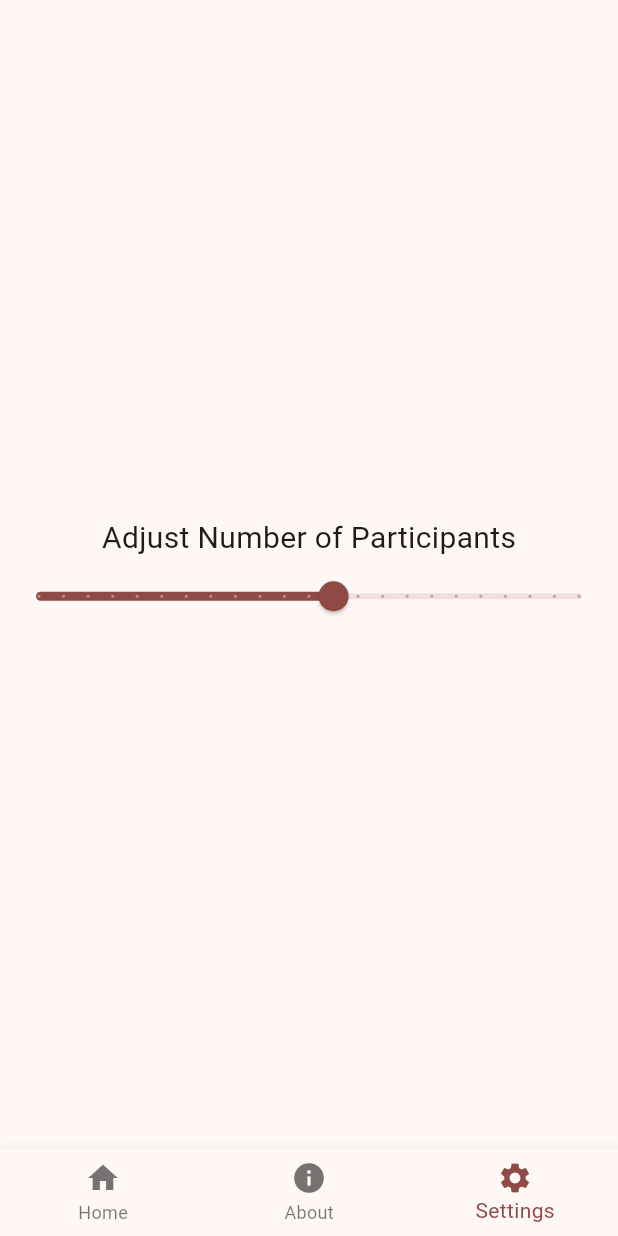
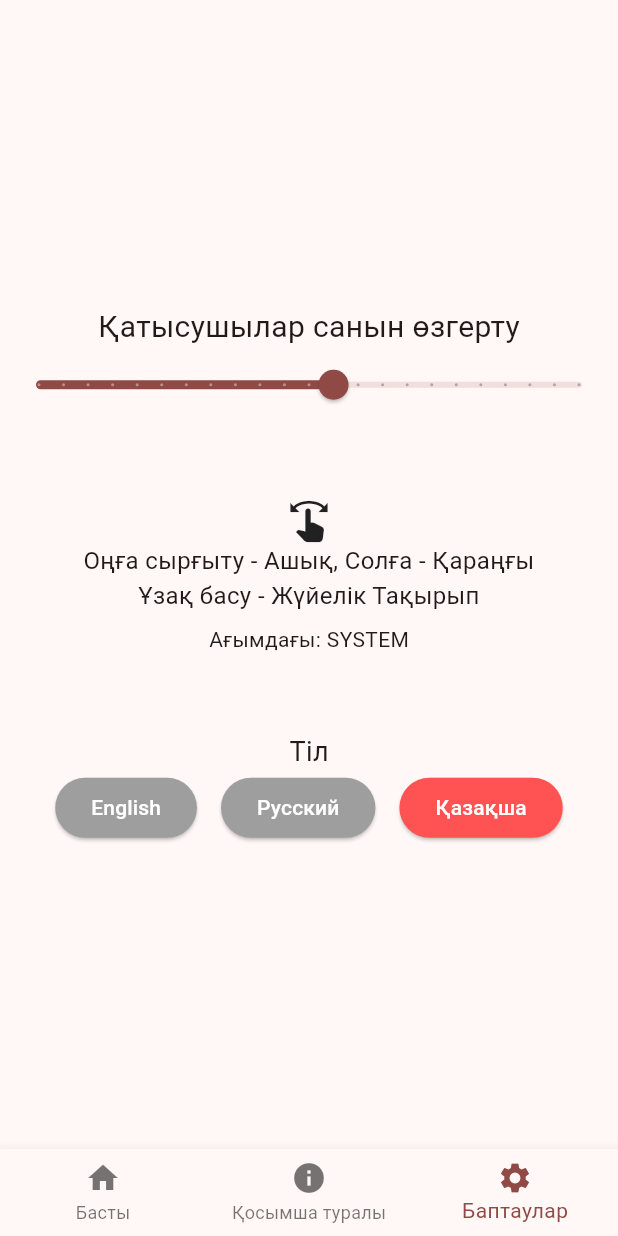
Before and after one commit to mara-werils/hidden-santa-flutter, a Flutter app: the screen it shows after launch, item 3 of the bottom bar chosen, on a phone screen of 412 x 824 dp. Run offline on Flutter 3.47's test engine with Material 3 defaults, Android fonts, the phone set to English and light mode, and no system bars; generated files the repository leaves out were written again.

Commit message:
Assignment 4: Locale, themechange, small fixes

```diff
--- /dev/null
+++ b/lib/l10n/app_kk.arb
@@ -0,0 +1,25 @@
+{
+  "@@locale": "kk",
+  "appTitle": "Жасырын Санта",
+  "participants": "Қатысушылар",
+  "generatePairs": "Жұптарды құру",
+  "reset": "Жою",
+  "secretSantaPairs": "Жасырын Санта жұптары:",
+  "editName": "Атын өзгерту",
+  "enterName": "Атын енгізіңіз",
+  "done": "Дайын",
+  "adjustParticipants": "Қатысушылар санын өзгерту",
+  "swipeHint": "Оңға сырғыту - Ашық, Солға - Қараңғы\nҰзақ басу - Жүйелік Тақырып",
+  "currentTheme": "Ағымдағы",
+  "home": "Басты",
+  "about": "Қосымша туралы",
+  "settings": "Баптаулар",
+  "aboutTitle": "🎅 Жасырын Санта",
+  "aboutDescription": "Жасырын Санта — бұл топ ішінде құпия түрде сыйлық берушілерді кездейсоқ тағайындауға арналған қарапайым әрі көңілді мобильді қосымша. Қатысушылар тізімі енгізіледі, ал қосымша автоматты түрде жұптарды құпия түрде жасайды. Бұл мерекелік кештерге, топтық іс-шараларға немесе отбасы жиындарына өте ыңғайлы.",
+  "credits": "Авторлар:",
+  "developerCredits": "Мәрлен, Диас, Азамат тарапынан “Кроссплатформалық Дамыту” пәні аясында AITU-да әзірленді.\nМентор (Оқытушы): Абзал Қызырқанов",
+  "language": "Тіл",
+  "english": "Ағылшын",
+  "russian": "Орысша",
+  "kazakh": "Қазақша"
+}
--- a/lib/main.dart
+++ b/lib/main.dart
@@ -1,28 +1,99 @@
 import 'package:flutter/material.dart';
+import 'package:flutter_gen/gen_l10n/app_localizations.dart';
+import 'package:flutter_localizations/flutter_localizations.dart';
 
 void main() {
   runApp(const HiddenSantaApp());
 }
 
-class HiddenSantaApp extends StatelessWidget {
+class HiddenSantaApp extends StatefulWidget {
   const HiddenSantaApp({super.key});
+
+  @override
+  State<HiddenSantaApp> createState() => _HiddenSantaAppState();
+}
+
+class _HiddenSantaAppState extends State<HiddenSantaApp> {
+  ThemeMode _themeMode = ThemeMode.system;
+  Locale _locale = const Locale('kk');
+
+  void _toggleTheme(ThemeMode mode) {
+    setState(() {
+      _themeMode = mode;
+    });
+  }
+
+  void _changeLocale(Locale locale) {
+    setState(() {
+      _locale = locale;
+    });
+  }
 
   @override
   Widget build(BuildContext context) {
     return MaterialApp(
       title: 'Hidden Santa',
       debugShowCheckedModeBanner: false,
+      themeMode: _themeMode,
       theme: ThemeData(
-        colorScheme: ColorScheme.fromSeed(seedColor: Colors.redAccent),
+        brightness: Brightness.light,
+        colorScheme: ColorScheme.fromSeed(
+          seedColor: Colors.redAccent,
+          brightness: Brightness.light,
+        ),
         useMaterial3: true,
       ),
-      home: const MainScreen(),
+      darkTheme: ThemeData(
+        brightness: Brightness.dark,
+        colorScheme: ColorScheme.fromSeed(
+          seedColor: Colors.red,
+          brightness: Brightness.dark,
+        ),
+        useMaterial3: true,
+      ),
+      locale: _locale,
+      supportedLocales: const [
+        Locale('en'),
+        Locale('ru'),
+        Locale('kk'),
+      ],
+      localizationsDelegates: const [
+        AppLocalizations.delegate,
+        GlobalMaterialLocalizations.delegate,
+        GlobalWidgetsLocalizations.delegate,
+        GlobalCupertinoLocalizations.delegate,
+      ],
+      localeResolutionCallback: (locale, supportedLocales) {
+        for (var supportedLocale in supportedLocales) {
+          if (supportedLocale.languageCode == locale?.languageCode) {
+            return supportedLocale;
+          }
+        }
+        return const Locale('en');
+      },
+      home: MainScreen(
+        currentThemeMode: _themeMode,
+        onThemeChanged: _toggleTheme,
+        onLocaleChanged: _changeLocale,
+        currentLocale: _locale,
+      ),
     );
   }
 }
 
 class MainScreen extends StatefulWidget {
-  const MainScreen({super.key});
+  final void Function(ThemeMode) onThemeChanged;
+  final ThemeMode currentThemeMode;
+  final void Function(Locale) onLocaleChanged;
+  final Locale currentLocale;
+
+  const MainScreen({
+    required this.onThemeChanged,
+    required this.currentThemeMode,
+    required this.onLocaleChanged,
+    required this.currentLocale,
+    super.key,
+  });
 
   @override
   _MainScreenState createState() => _MainScreenState();
@@ -71,12 +142,12 @@ class _MainScreenState extends State<MainScreen> {
   }
 
   void _editParticipantName(int index) async {
-    String newName = await showDialog(
+    String? newName = await showDialog(
       context: context,
       builder: (context) => NameTypingDialog(initialName: participants[index]),
     );
 
-    if (newName.isNotEmpty) {
+    if (newName != null && newName.isNotEmpty) {
       setState(() {
         participants[index] = newName;
         shuffledPairs.clear();
@@ -86,8 +157,9 @@ class _MainScreenState extends State<MainScreen> {
 
   @override
   Widget build(BuildContext context) {
+    final t = AppLocalizations.of(context)!;
     return Scaffold(
-           body: IndexedStack(
+      body: IndexedStack(
         index: _selectedIndex,
         children: [
           HomeScreen(
@@ -98,16 +170,23 @@ class _MainScreenState extends State<MainScreen> {
             shuffledPairs: shuffledPairs,
           ),
           const AboutScreen(),
-          SettingsScreen(onUpdateParticipants: _updateParticipants, numParticipants: _numParticipants),
+          SettingsScreen(
+            onUpdateParticipants: _updateParticipants,
+            numParticipants: _numParticipants,
+            onThemeChanged: widget.onThemeChanged,
+            currentThemeMode: widget.currentThemeMode,
+            onLocaleChanged: widget.onLocaleChanged,
+            currentLocale: widget.currentLocale,
+          ),
         ],
       ),
       bottomNavigationBar: BottomNavigationBar(
         currentIndex: _selectedIndex,
         onTap: (index) => setState(() => _selectedIndex = index),
-        items: const [
-          BottomNavigationBarItem(icon: Icon(Icons.home), label: 'Home'),
-          BottomNavigationBarItem(icon: Icon(Icons.info), label: 'About'),
-          BottomNavigationBarItem(icon: Icon(Icons.settings), label: 'Settings'),
+        items: [
+          BottomNavigationBarItem(icon: const Icon(Icons.home), label: t.home),
+          BottomNavigationBarItem(icon: const Icon(Icons.info), label: t.about),
+          BottomNavigationBarItem(icon: const Icon(Icons.settings), label: t.settings),
         ],
       ),
     );
@@ -134,15 +213,15 @@ class HomeScreen extends StatelessWidget {
   Widget build(BuildContext context) {
     final isLandscape = MediaQuery.of(context).orientation == Orientation.landscape;
     final crossAxisCount = isLandscape ? 4 : 2;
+    final t = AppLocalizations.of(context)!;
 
     return Padding(
       padding: const EdgeInsets.all(16),
       child: Column(
         crossAxisAlignment: CrossAxisAlignment.start,
         children: [
-          const Text('Participants', style: TextStyle(fontSize: 24, fontWeight: FontWeight.bold)),
+          Text(t.participants, style: const TextStyle(fontSize: 24, fontWeight: FontWeight.bold)),
           const SizedBox(height: 16),
-          // Scrollable participants section
           SingleChildScrollView(
             scrollDirection: Axis.horizontal,
             child: Row(
@@ -157,7 +236,15 @@ class HomeScreen extends StatelessWidget {
                     ),
                     child: Padding(
                       padding: const EdgeInsets.symmetric(horizontal: 10, vertical: 8),
-                      child: Text(participants[index], style: const TextStyle(fontSize: 16)),
+                      child: Text(
+                        participants[index],
+                        style: TextStyle(
+                          fontSize: 16,
+                          color: Theme.of(context).brightness == Brightness.dark
+                              ? Colors.black
+                              : null,
+                        ),
+                      ),
                     ),
                   ),
                 );
@@ -173,7 +260,7 @@ class HomeScreen extends StatelessWidget {
               ElevatedButton.icon(
                 onPressed: onShuffle,
                 icon: const Icon(Icons.shuffle),
-                label: const Text('Generate Pairs'),
+                label: Text(t.generatePairs),
                 style: ElevatedButton.styleFrom(
                   backgroundColor: Colors.redAccent,
                   foregroundColor: Colors.white,
@@ -183,7 +270,7 @@ class HomeScreen extends StatelessWidget {
               ElevatedButton.icon(
                 onPressed: onReset,
                 icon: const Icon(Icons.restart_alt),
-                label: const Text('Reset'),
+                label: Text(t.reset),
                 style: ElevatedButton.styleFrom(
                   backgroundColor: Colors.grey,
                   foregroundColor: Colors.white,
@@ -193,11 +280,9 @@ class HomeScreen extends StatelessWidget {
             ],
           ),
           const SizedBox(height: 20),
-          // Scrollable content section (Generated Pairs)
           if (shuffledPairs.isNotEmpty) ...[
-            const Text('Secret Santa Pairs:', style: TextStyle(fontSize: 20, fontWeight: FontWeight.bold)),
+            Text(t.secretSantaPairs, style: const TextStyle(fontSize: 20, fontWeight: FontWeight.bold)),
             const SizedBox(height: 5),
-            // Scrollable generated pairs section
             Expanded(
               child: SizedBox(
                 width: double.infinity,
@@ -208,7 +293,15 @@ class HomeScreen extends StatelessWidget {
                       margin: const EdgeInsets.symmetric(vertical: 5),
                       color: Colors.red.shade50,
                       child: ListTile(
-                        title: Text(shuffledPairs[index], textAlign: TextAlign.center),
+                        title: Text(
+                          shuffledPairs[index],
+                          textAlign: TextAlign.center,
+                          style: TextStyle(
+                            color: Theme.of(context).brightness == Brightness.dark
+                                ? Colors.black
+                                : null,
+                          ),
+                        ),
                       ),
                     );
                   },
@@ -231,27 +324,28 @@ class NameTypingDialog extends StatefulWidget {
 }
 
 class _NameTypingDialogState extends State<NameTypingDialog> {
-  TextEditingController _controller = TextEditingController();
+  final TextEditingController _controller = TextEditingController();
 
   @override
   void initState() {
     super.initState();
-    _controller.text = widget.initialName; // Initialize with the existing name
+    _controller.text = widget.initialName;
   }
 
   @override
   Widget build(BuildContext context) {
+    final t = AppLocalizations.of(context)!;
     return AlertDialog(
-      title: const Text('Edit Name'),
+      title: Text(t.editName),
       content: Column(
         mainAxisSize: MainAxisSize.min,
         children: [
           TextField(
             controller: _controller,
             autofocus: true,
-            decoration: const InputDecoration(
-              labelText: 'Enter name',
-              border: OutlineInputBorder(),
+            decoration: InputDecoration(
+              labelText: t.enterName,
+              border: const OutlineInputBorder(),
             ),
             style: const TextStyle(fontSize: 20),
           ),
@@ -261,9 +355,9 @@ class _NameTypingDialogState extends State<NameTypingDialog> {
             children: [
               ElevatedButton(
                 onPressed: () {
-                  Navigator.pop(context, _controller.text); // Return the edited name
+                  Navigator.pop(context, _controller.text);
                 },
-                child: const Text('Done'),
+                child: Text(t.done),
               ),
             ],
           ),
@@ -273,21 +367,34 @@ class _NameTypingDialogState extends State<NameTypingDialog> {
   }
 }
 
-
 class SettingsScreen extends StatelessWidget {
   final Function(int) onUpdateParticipants;
   final int numParticipants;
+  final void Function(ThemeMode) onThemeChanged;
+  final ThemeMode currentThemeMode;
+  final void Function(Locale) onLocaleChanged;
+  final Locale currentLocale;
 
-  const SettingsScreen({required this.onUpdateParticipants, required this.numParticipants, super.key});
+  const SettingsScreen({
+    required this.onUpdateParticipants,
+    required this.numParticipants,
+    required this.onThemeChanged,
+    required this.currentThemeMode,
+    required this.onLocaleChanged,
+    required this.currentLocale,
+    super.key,
+  });
 
   @override
   Widget build(BuildContext context) {
+    final t = AppLocalizations.of(context)!;
+
     return Center(
       child: SingleChildScrollView(
         child: Column(
           mainAxisAlignment: MainAxisAlignment.center,
           children: [
-            const Text('Adjust Number of Participants', style: TextStyle(fontSize: 20)),
+            Text(t.adjustParticipants, style: const TextStyle(fontSize: 20)),
             Slider(
               value: numParticipants.toDouble(),
               min: 6,
@@ -296,8 +403,60 @@ class SettingsScreen extends StatelessWidget {
               label: numParticipants.toString(),
               onChanged: (value) => onUpdateParticipants(value.toInt()),
             ),
+            const SizedBox(height: 20),
+            GestureDetector(
+              onHorizontalDragEnd: (details) {
+                if (details.primaryVelocity! < 0) {
+                  onThemeChanged(ThemeMode.dark);
+                } else if (details.primaryVelocity! > 0) {
+                  onThemeChanged(ThemeMode.light);
+                }
+              },
+              onLongPress: () => onThemeChanged(ThemeMode.system),
+              child: Container(
+                padding: const EdgeInsets.all(16),
+                margin: const EdgeInsets.all(16),
+                child: Column(
+                  children: [
+                    const Icon(Icons.swipe, size: 30),
+                    Text(
+                      t.swipeHint,
+                      textAlign: TextAlign.center,
+                      style: const TextStyle(fontSize: 16),
+                    ),
+                    const SizedBox(height: 8),
+                    Text('${t.currentTheme}: ${currentThemeMode.name.toUpperCase()}'),
+                  ],
+                ),
+              ),
+            ),
+            const SizedBox(height: 20),
+            Text(t.language, style: const TextStyle(fontSize: 18)),
+            Row(
+              mainAxisAlignment: MainAxisAlignment.center,
+              children: [
+                _buildLangButton(context, 'English', const Locale('en')),
+                _buildLangButton(context, 'Русский', const Locale('ru')),
+                _buildLangButton(context, 'Қазақша', const Locale('kk')),
+              ],
+            ),
           ],
         ),
+      ),
+    );
+  }
+
+  Widget _buildLangButton(BuildContext context, String label, Locale locale) {
+    final isSelected = locale == currentLocale;
+    return Padding(
+      padding: const EdgeInsets.symmetric(horizontal: 8),
+      child: ElevatedButton(
+        onPressed: () => onLocaleChanged(locale),
+        style: ElevatedButton.styleFrom(
+          backgroundColor: isSelected ? Colors.redAccent : Colors.grey,
+          foregroundColor: Colors.white,
+        ),
+        child: Text(label),
       ),
     );
   }
@@ -308,24 +467,19 @@ class AboutScreen extends StatelessWidget {
 
   @override
   Widget build(BuildContext context) {
+    final t = AppLocalizations.of(context)!;
     return SingleChildScrollView(
       padding: const EdgeInsets.all(24),
       child: Column(
         crossAxisAlignment: CrossAxisAlignment.start,
-        children: const [
-          Text('🎅 Hidden Santa', style: TextStyle(fontSize: 28, fontWeight: FontWeight.bold)),
-          SizedBox(height: 16),
-          Text(
-            'Hidden Santa is a fun and simple mobile application designed to randomly assign Secret Santa gift-givers within a group. '
-                'Users can input a list of participant names, and the app will automatically and anonymously generate gift-giving pairs, ensuring that no one is assigned to themselves. '
-                'It’s perfect for holiday parties, team events, family gatherings, or any festive occasion.',
-          ),
-          SizedBox(height: 24),
-          Text('Credits:', style: TextStyle(fontSize: 20, fontWeight: FontWeight.bold)),
-          SizedBox(height: 8),
-          Text(
-              'Developed by Marlen, Dias, Azamat in the scope of the course “Crossplatform Development” at Astana IT University.\n'
-                  'Mentor (Teacher): Assistant Professor Abzal Kyzyrkanov'),
+        children: [
+          Text(t.aboutTitle, style: const TextStyle(fontSize: 28, fontWeight: FontWeight.bold)),
+          const SizedBox(height: 16),
+          Text(t.aboutDescription),
+          const SizedBox(height: 24),
+          Text(t.credits, style: const TextStyle(fontSize: 20, fontWeight: FontWeight.bold)),
+          const SizedBox(height: 8),
+          Text(t.developerCredits),
         ],
       ),
     );
--- a/pubspec.yaml
+++ b/pubspec.yaml
@@ -30,10 +30,14 @@ environment:
 dependencies:
   flutter:
     sdk: flutter
+  flutter_localizations:
+      sdk: flutter
 
   # The following adds the Cupertino Icons font to your application.
   # Use with the CupertinoIcons class for iOS style icons.
   cupertino_icons: ^1.0.8
+  flutter_localization: ^0.3.2
+  intl: ^0.19.0
 
 dev_dependencies:
   flutter_test:
@@ -56,6 +60,7 @@ flutter:
   # included with your application, so that you can use the icons in
   # the material Icons class.
   uses-material-design: true
+  generate: true
 
   # To add assets to your application, add an assets section, like this:
   # assets:
```
Also changed, not shown: lib/l10n/app_en.arb (added, +25 -0 lines), lib/l10n/app_ru.arb (added, +25 -0 lines), pubspec.lock, 7 other files.
